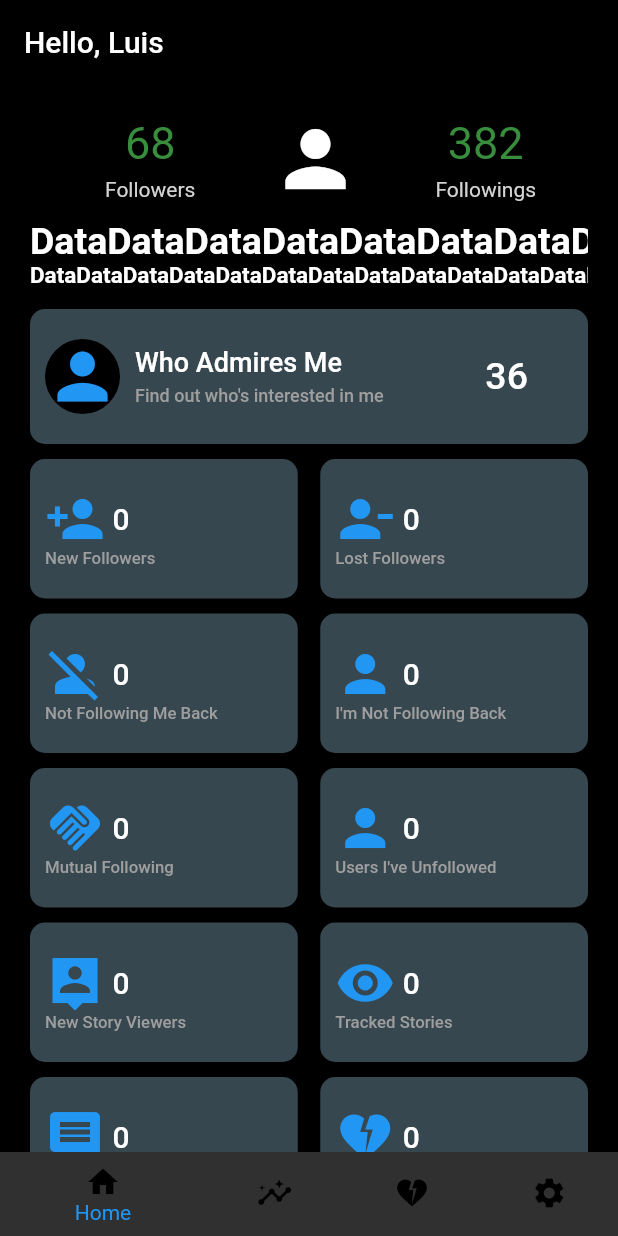
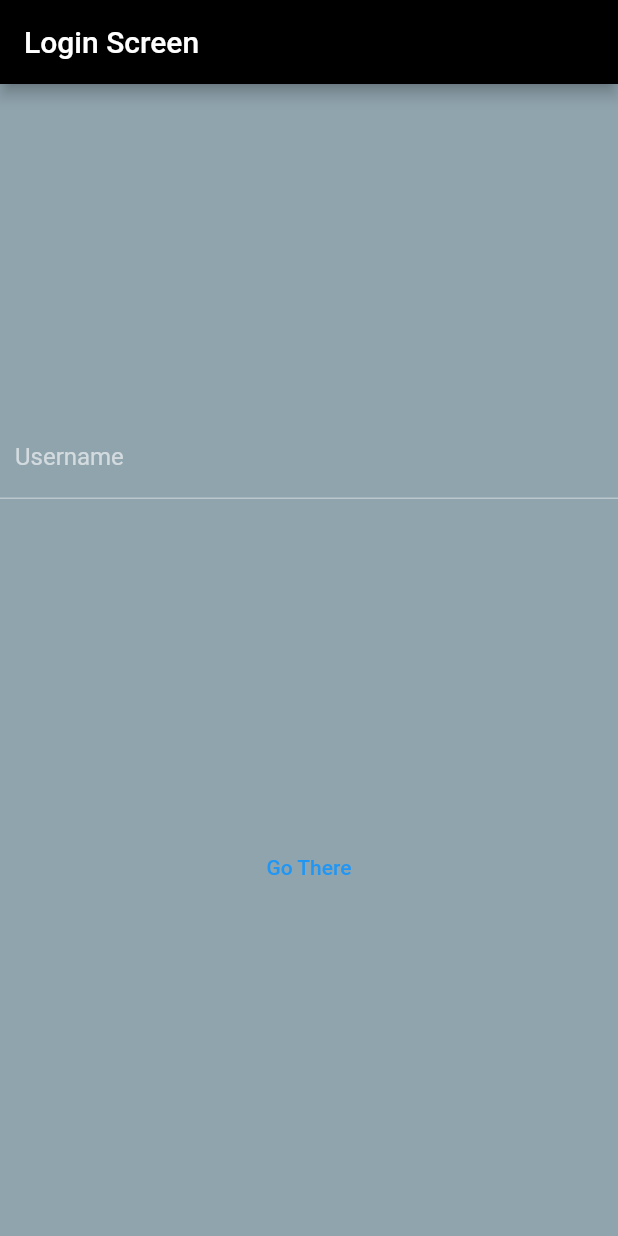
Before and after one commit to luis-salcedo/FlutterInstagram, a Flutter app: the screen it shows after launch, on a phone screen of 412 x 824 dp. Run offline on Flutter 3.47's test engine with Material 2 defaults, Android fonts, the phone set to English and light mode, and no system bars; drawn by our look-alikes of marquee; missing offline and left inert: flutter_facebook_auth, instagram_public_api.

Commit message:
added more functionalities

```diff
--- a/lib/main.dart
+++ b/lib/main.dart
@@ -3,7 +3,10 @@ import 'screens/main_screen.dart';
 import 'screens/insights.dart';
 import 'screens/engagement.dart';
 import 'screens/settings.dart';
+import 'screens/testing_screen.dart';
+import 'screens/login_screen.dart';
 //import 'networking/facebook_api.dart';
+import 'screens/login_screen.dart';
 
 void main() {
   runApp(const MyApp());
@@ -18,75 +21,17 @@ class MyApp extends StatefulWidget {
 }
 
 class _MyAppState extends State<MyApp> {
-  int _selectedIndex = 0;
+
   @override
   Widget build(BuildContext context) {
-
-    final tabs = [
-      const MainScreen(),
-      Insights(),
-      Engagement(),
-      Settings(),
-    ];
-    void _onItemTapped(int index) {
-      setState(() {
-        _selectedIndex = index;
-      });
-    }
     return MaterialApp(
       theme: ThemeData.dark().copyWith(
           appBarTheme: const AppBarTheme(color: Colors.black),
           scaffoldBackgroundColor: Colors.black,
           primaryColor: Colors.black,
           backgroundColor: Colors.blueGrey),
-      home: Scaffold(
-        //bottomNavigationBar: BottomNavWidget(),
-        body: tabs[_selectedIndex],
-        bottomNavigationBar: BottomNavigationBar(
-          elevation: 0.0,
-          items: const [
-            BottomNavigationBarItem(
-              icon: Icon(
-                Icons.home,
-                color: Colors.black,
-              ),
-              label: 'Home',
-            ),
-            BottomNavigationBarItem(
-              icon: Icon(
-                Icons.insights,
-                color: Colors.black,
-              ),
-              label: 'Insights',
-            ),
-            BottomNavigationBarItem(
-              icon: Icon(
-                Icons.heart_broken,
-                color: Colors.black,
-              ),
-              label: 'Engagement',
-            ),
-            BottomNavigationBarItem(
-              icon: Icon(
-                Icons.settings,
-                color: Colors.black,
-              ),
-              label: 'Settings',
-            ),
-          ],
-          currentIndex: _selectedIndex,
-          selectedItemColor: Colors.blue,
-          onTap: _onItemTapped,
-        ),
-      ),
-      //initialRoute: '/settings',
-      /*routes: {
-        //'/': (context) => const MainScreen(),
-        '/': (context) => const MainScreen(),
-        '/insights': (context) => Insights(),
-        '/engagement': (context) => Engagement(),
-        '/settings': (context) => Settings(),
-      },*/
+      home: LoginScreen(),
+
     );
   }
 }
--- /dev/null
+++ b/lib/screens/home_screen.dart
@@ -0,0 +1,120 @@
+import 'package:flutter/material.dart';
+import 'insights.dart';
+import 'engagement.dart';
+import 'main_screen.dart';
+import 'settings.dart';
+//import 'networking/facebook_api.dart';
+//Instagram data api
+import 'package:instagram_public_api/instagram_public_api.dart';
+
+class HomeScreen extends StatefulWidget {
+  HomeScreen({this.userName});
+  String? userName;
+
+  @override
+  State<HomeScreen> createState() => _HomeScreenState();
+}
+
+class _HomeScreenState extends State<HomeScreen> {
+
+  FlutterInsta insta = FlutterInsta();
+  late InstaProfileData user;
+  String userID = '';
+  String userFollowers = '';
+  String userFollowings = '';
+  String userIsVerified = '';
+  String userProfilePic = '';
+
+  void getUserData() async{
+    user = await insta.getProfileData('${widget.userName}');
+    setState(() {
+      userID = user.username!;
+      userFollowers = user.followers!;
+      userFollowings = user.following!;
+      userProfilePic = user.profilePicURL!;
+      userIsVerified = '';
+    });
+  }
+
+  @override
+  void initState() {
+    // TODO: implement initState
+    getUserData();
+    super.initState();
+  }
+  int _selectedIndex = 0;
+  @override
+  Widget build(BuildContext context) {
+    final tabs = [
+      MainScreen(
+        userName: userID,
+        userFollowers: userFollowers,
+        userFollowing: userFollowings,
+        userProfilePicUrl: userProfilePic,
+      ),
+      Insights(),
+      const Engagement(),
+      Settings(),
+    ];
+    void _onItemTapped(int index) {
+      setState(() {
+        _selectedIndex = index;
+      });
+    }
+    return MaterialApp(
+      theme: ThemeData.dark().copyWith(
+          appBarTheme: const AppBarTheme(color: Colors.black),
+          scaffoldBackgroundColor: Colors.black,
+          primaryColor: Colors.black,
+          backgroundColor: Colors.blueGrey),
+      home: Scaffold(
+        //bottomNavigationBar: BottomNavWidget(),
+        body: tabs[_selectedIndex],
+        bottomNavigationBar: BottomNavigationBar(
+          elevation: 0.0,
+          items: const [
+            BottomNavigationBarItem(
+              icon: Icon(
+                Icons.home,
+                color: Colors.black,
+              ),
+              label: 'Home',
+            ),
+            BottomNavigationBarItem(
+              icon: Icon(
+                Icons.insights,
+                color: Colors.black,
+              ),
+              label: 'Insights',
+            ),
+            BottomNavigationBarItem(
+              icon: Icon(
+                Icons.heart_broken,
+                color: Colors.black,
+              ),
+              label: 'Engagement',
+            ),
+            BottomNavigationBarItem(
+              icon: Icon(
+                Icons.settings,
+                color: Colors.black,
+              ),
+              label: 'Settings',
+            ),
+          ],
+          currentIndex: _selectedIndex,
+          selectedItemColor: Colors.blue,
+          onTap: _onItemTapped,
+        ),
+      ),
+      //initialRoute: '/settings',
+      /*routes: {
+        //'/': (context) => const MainScreen(),
+        '/': (context) => const MainScreen(),
+        '/insights': (context) => Insights(),
+        '/engagement': (context) => Engagement(),
+        '/settings': (context) => Settings(),
+      },*/
+    );
+  }
+}
--- a/lib/screens/login_screen.dart
+++ b/lib/screens/login_screen.dart
@@ -0,0 +1,68 @@
+import 'package:flutter/material.dart';
+import 'package:instagram1/screens/main_screen.dart';
+import 'package:instagram1/screens/home_screen.dart';
+class LoginScreen extends StatefulWidget {
+  @override
+  State<LoginScreen> createState() => _LoginScreenState();
+}
+
+class _LoginScreenState extends State<LoginScreen> {
+
+  @override
+  Widget build(BuildContext context) {
+    String username = '_hidden_lies_';
+    double image_opacity = 1;
+    return Scaffold(
+      backgroundColor: Colors.blueGrey[300],
+      appBar: AppBar(
+        title: Text('Login Screen'),
+      ),
+      body: Container(
+        decoration: BoxDecoration(
+          /*image: DecorationImage(
+          image: AssetImage('assets/SocialLife.jpg'),
+          opacity: image_opacity,
+          fit: BoxFit.cover,
+          ),*/
+        ),
+        constraints: const BoxConstraints.expand(),
+        child: SafeArea(
+          child: Column(
+            mainAxisAlignment: MainAxisAlignment.spaceEvenly,
+            children: [
+              Container(
+                //color: Colors.blueGrey,
+                child: TextField(
+                  style: const TextStyle(color: Colors.blueGrey),
+                  decoration:  const InputDecoration(
+                    contentPadding: EdgeInsets.all(10),
+                    label: Text('Username'),
+
+                  ),
+                  onChanged: (value) {
+                    username = value;
+                  },
+                  onTap: (){
+                    setState(() {
+                      image_opacity = 0.1;
+                    });
+                  },
+                ),
+
+              ),
+              TextButton(
+                  onPressed: (){
+                    //RefreshProgressIndicator.defaultStrokeWidth;
+                   Navigator.push(context, MaterialPageRoute(builder: (context){
+                     return HomeScreen(userName: username,);
+                   }));
+
+                  },
+                  child: Text('Go There'),)
+            ],
+          ),
+        ),
+      ),
+    );
+  }
+}
--- a/lib/screens/main_screen.dart
+++ b/lib/screens/main_screen.dart
@@ -1,23 +1,68 @@
 // ignore_for_file: use_key_in_widget_constructors
-import 'package:flutter/cupertino.dart';
 import 'package:flutter/material.dart';
 import 'package:marquee/marquee.dart' as SlidingText;
 import 'package:instagram1/components/double_container_button.dart';
 import 'package:instagram1/components/who_admires_me_button.dart';
+
 class MainScreen extends StatefulWidget {
-  const MainScreen({Key? key}) : super(key: key);
+  MainScreen({
+    this.userName,
+    this.userFollowers,
+    this.userFollowing,
+    required this.userProfilePicUrl,
+  });
 
+  String? userName;
+  String? userFollowers;
+  String? userFollowing;
+  String userProfilePicUrl;
+  String? photos = '';
+  String? videos = '';
+  String? likes = '';
+  String? comments = '';
   @override
   State<MainScreen> createState() => _MainScreenState();
 }
 
 class _MainScreenState extends State<MainScreen> {
-  final String userName = 'Luis';
+
+  String? dropDownValue = '';
+  var dropdownItems = [
+    'Item 1',
+    'Item 2',
+    'Item 3',
+    'Item 4',
+    'Item 5',
+  ];
   @override
   Widget build(BuildContext context) {
     return Scaffold(
       appBar: AppBar(
-        title: Text('Hello, $userName'),
+        title: Center(
+          child: Row(
+            crossAxisAlignment: CrossAxisAlignment.center,
+            children: [
+              /*Expanded(
+                child: DropdownButton(
+                  //alignment: AlignmentDirectional.center,
+                    value: dropDownValue,
+                    // Array list of items
+                    items: dropdownItems.map((String items) {
+                      return DropdownMenuItem(
+                        value: items,
+                        child: Text(items),
+                      );
+                    }).toList(),
+                    onChanged: (String? value){
+                      setState(() {
+                          dropDownValue = value!;
+                      });
+                    }),
+              ),*/
+              IconButton(onPressed: (){}, icon: const Icon(Icons.refresh))
+            ],
+          ),
+        )
       ),
       body: CustomScrollView(
         cacheExtent: 20.0,
@@ -28,16 +73,24 @@ class _MainScreenState extends State<MainScreen> {
             sliver: SliverList(
               delegate: SliverChildListDelegate(
                 <Widget>[
-                  const UserStatsWidget(
-                    followers: '68',
-                    followings: '382',
-                    profilePicture: Icons.person,
+                  UserStatsWidget(
+                    followers: widget.userFollowers!,
+                    followings: widget.userFollowing!,
+                    profilePicture: widget.userProfilePicUrl,
+
                   ),
                   const SizedBox(
                     height: 10,
                   ),
                   //Live moving user Data
-                  LiveDataWidget(),
+                  LiveDataWidget(
+                    followers: widget.userFollowers,
+                    following: widget.userFollowing,
+                    photos: widget.photos,
+                    videos: widget.videos,
+                    likes: widget.likes,
+                    comments: widget.comments,
+                  ),
                   const SizedBox(
                     height: 10,
                   ),
@@ -46,7 +99,7 @@ class _MainScreenState extends State<MainScreen> {
                     widgetText: 'Who Admires Me',
                     widgetSecondText: 'Find out who\'s interested in me',
                     widgetIcon: Icons.person,
-                    widgetStats: '36',
+                    widgetStats: '0',
                   ),
                   const SizedBox(
                     height: 10,
@@ -135,52 +188,63 @@ class _MainScreenState extends State<MainScreen> {
   }
 }
 
-class LiveDataWidget extends StatefulWidget {
-  @override
-  State<LiveDataWidget> createState() => _LiveDataWidgetState();
-}
+class LiveDataWidget extends StatelessWidget {
+  LiveDataWidget({
+    required this.followers,
+    required this.following,
+    required this.photos,
+    required this.videos,
+    required this.likes,
+    required this.comments,
 
-class _LiveDataWidgetState extends State<LiveDataWidget> {
-  Map<String, int> liveProfileData = {
-    'followers': 68,
-    'followings': 382,
-    'photos': 1,
-    'videos': 0,
-    'likesTotal': 36,
-    'commentsTotal': 0,
-    'comentsPerPhoto': 0,
-  };
+  });
+  String? followers;
+  String? following;
+  String? photos;
+  String? videos;
+  String? likes;
+  String? comments;
 
   @override
   Widget build(BuildContext context) {
+    Map<String, String> liveProfileData = {
+    'Followers': followers!,
+    'Followings': following!,
+    'Photos': photos!,
+    'Videos': videos!,
+    'Likes': likes!,
+    'Comments': comments!,
+    };
     return Container(
       color: Colors.black38,
       child: Column(
+        textBaseline: TextBaseline.alphabetic,
+        crossAxisAlignment: CrossAxisAlignment.baseline,
+        mainAxisAlignment: MainAxisAlignment.start,
         children: [
           SizedBox(
             width: 490,
             height: 25,
             child: SlidingText.Marquee(
-              text: 'Data',
+              pauseAfterRound: const Duration(seconds: 0),
+              text:
+                  ' ${liveProfileData.keys.elementAt(0)} ${liveProfileData.values.elementAt(0)} '
+                  ' ${liveProfileData.keys.elementAt(1)} ${liveProfileData.values.elementAt(1)} '
+                  ' ${liveProfileData.keys.elementAt(2)} ${liveProfileData.values.elementAt(2)} '
+                  ' ${liveProfileData.keys.elementAt(3)} ${liveProfileData.values.elementAt(3)} '
+                  ' ${liveProfileData.keys.elementAt(4)} ${liveProfileData.values.elementAt(4)} '
+                      ' ${liveProfileData.keys.elementAt(5)} ${liveProfileData.values.elementAt(5)} '
+              ,
               style: const TextStyle(
                 fontWeight: FontWeight.bold,
                 fontSize: 25,
+                wordSpacing: 10,
+
               ),
               velocity: 30.0,
             ),
           ),
-          SizedBox(
-            width: 490,
-            height: 25,
-            child: SlidingText.Marquee(
-              text: 'Data',
-              style: const TextStyle(
-                fontWeight: FontWeight.bold,
-                fontSize: 15,
-              ),
-              velocity: 30.0,
-            ),
-          ),
+
         ],
       ),
     );
@@ -198,18 +262,15 @@ class UserStatsWidget extends StatelessWidget {
 
   final String followers;
   final String followings;
-  final IconData? profilePicture;
+  final String profilePicture;
   @override
   Widget build(BuildContext context) {
-    return Expanded(
+    return SafeArea(
       child: Container(
-        color: Colors.black38,
-        child: Column(children: [
-          Row(
+        padding: const EdgeInsets.all(10),
+        child: Row(
+          crossAxisAlignment: CrossAxisAlignment.start,
           children: [
-              const SizedBox(
-                width: 50,
-              ),
             Column(
               //Followers + data
               children: [
@@ -231,16 +292,18 @@ class UserStatsWidget extends StatelessWidget {
                 ),
               ],
             ),
-              // Icon
-              const SizedBox(
-                width: 50,
+
+            Expanded(
+              child: CircleAvatar(
+                radius: 50,
+                //backgroundColor: Colors.white,
+                child: ClipOval(
+                  child: Image.network(
+                    profilePicture,
+                    width: 100,
+                    fit: BoxFit.cover,),
                   ),
-              Icon(
-                profilePicture,
-                size: 60,
                 ),
-              const SizedBox(
-                width: 50,
               ),
             Column(
               //Followings + data
@@ -262,7 +325,6 @@ class UserStatsWidget extends StatelessWidget {
             ),
           ],
         ),
-        ]),
       ),
     );
   }
--- a/pubspec.yaml
+++ b/pubspec.yaml
@@ -36,6 +36,7 @@ dependencies:
   cupertino_icons: ^1.0.2
   marquee: ^2.2.1
   flutter_facebook_auth: ^4.1.1
+  instagram_public_api: ^0.2.3
 
 dev_dependencies:
   flutter_test:
@@ -60,8 +61,8 @@ flutter:
   uses-material-design: true
 
   # To add assets to your application, add an assets section, like this:
-  # assets:
-  #   - images/a_dot_burr.jpeg
+  assets:
+    - assets/
   #   - images/a_dot_ham.jpeg
 
   # An image asset can refer to one or more resolution-specific "variants", see
```
Also changed, not shown: assets/SocialLife.jpg (added), pubspec.lock. Lines whose indentation alone changed are shown as unchanged.
